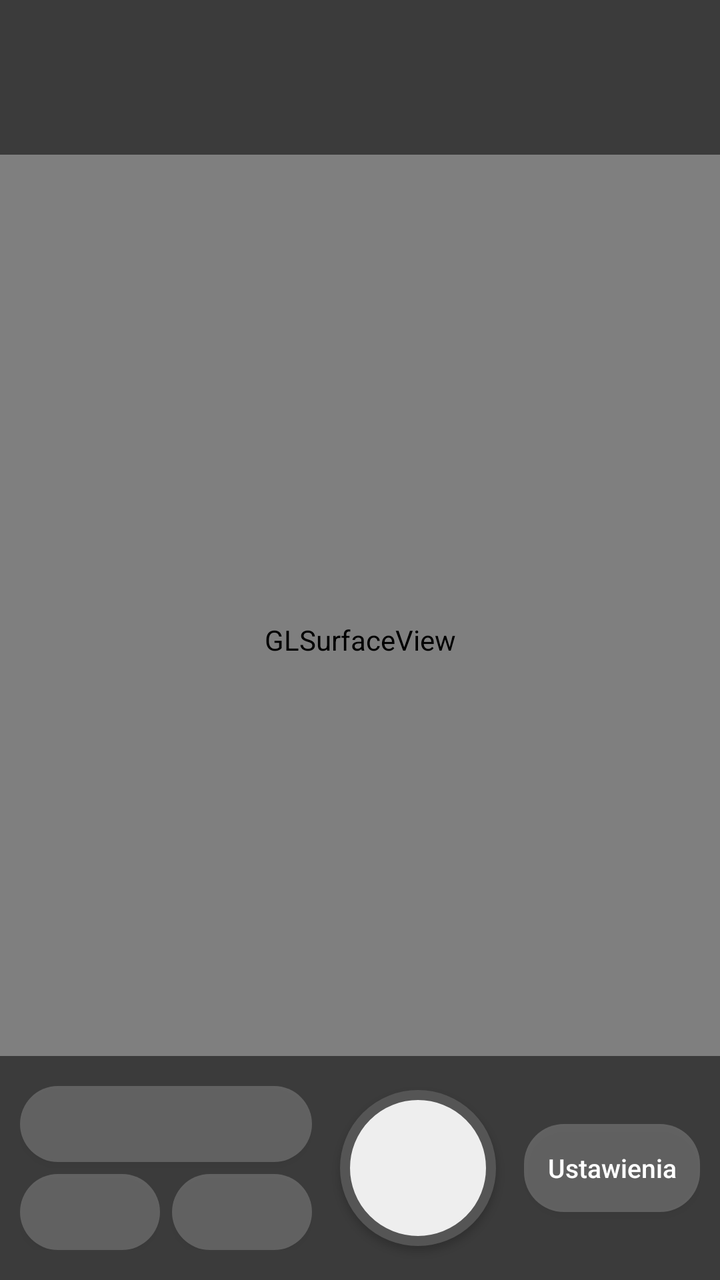
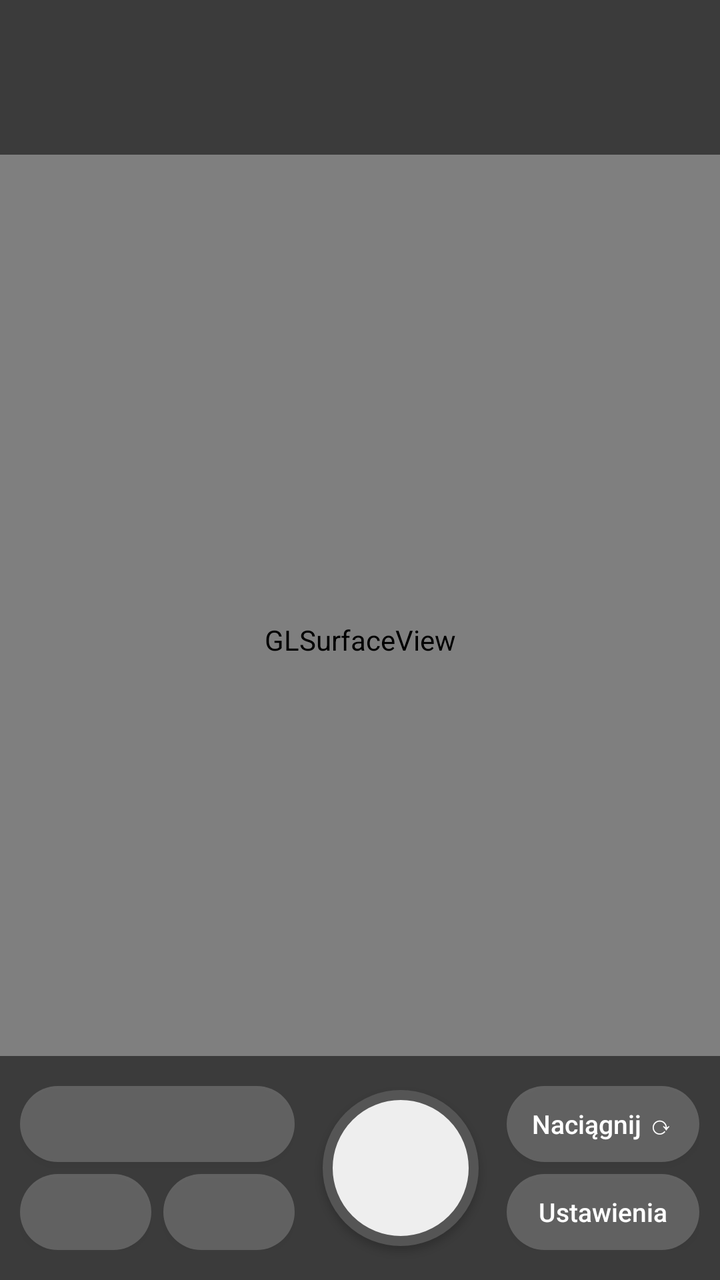

The first picture is an Android layout as it rendered before a commit; the second is the same layout after the commit. The layout source and the unified diff follow.
<!-- AndroidManifest.xml: application theme Theme.Noir -->
<!-- res/layout/activity_main.xml -->
<?xml version="1.0" encoding="utf-8"?>
<FrameLayout xmlns:android="http://schemas.android.com/apk/res/android"
    android:layout_width="match_parent"
    android:layout_height="match_parent"
    android:background="#000000">

    <android.opengl.GLSurfaceView
        android:id="@+id/glView"
        android:layout_width="match_parent"
        android:layout_height="match_parent" />

    <View
        android:id="@+id/flash"
        android:layout_width="match_parent"
        android:layout_height="match_parent"
        android:alpha="0"
        android:background="#FFFFFF" />

    <LinearLayout
        android:id="@+id/topBar"
        android:layout_width="match_parent"
        android:layout_height="wrap_content"
        android:layout_gravity="top"
        android:background="#88000000"
        android:orientation="vertical"
        android:paddingLeft="16dp"
        android:paddingTop="12dp"
        android:paddingRight="16dp"
        android:paddingBottom="10dp">

        <TextView
            android:id="@+id/stockName"
            android:layout_width="match_parent"
            android:layout_height="wrap_content"
            android:paddingTop="6dp"
            android:paddingBottom="6dp"
            android:textColor="#FFFFFF"
            android:textSize="19sp"
            android:textStyle="bold" />

        <TextView
            android:id="@+id/meter"
            android:layout_width="match_parent"
            android:layout_height="wrap_content"
            android:textColor="#CCCCCC"
            android:textSize="13sp" />
    </LinearLayout>

    <ScrollView
        android:id="@+id/panelScroll"
        android:layout_width="match_parent"
        android:layout_height="wrap_content"
        android:layout_gravity="bottom"
        android:layout_marginTop="90dp"
        android:layout_marginBottom="112dp"
        android:background="#CC000000"
        android:visibility="gone">

        <LinearLayout
            android:id="@+id/panel"
            android:layout_width="match_parent"
            android:layout_height="wrap_content"
            android:orientation="vertical"
            android:padding="16dp" />
    </ScrollView>

    <LinearLayout
        android:id="@+id/bottomBar"
        android:layout_width="match_parent"
        android:layout_height="112dp"
        android:layout_gravity="bottom"
        android:background="#88000000"
        android:gravity="center_vertical"
        android:orientation="horizontal"
        android:paddingLeft="10dp"
        android:paddingRight="10dp">

        <LinearLayout
            android:layout_width="0dp"
            android:layout_height="wrap_content"
            android:layout_weight="1"
            android:orientation="vertical">

            <Button
                android:id="@+id/btnMode"
                android:layout_width="match_parent"
                android:layout_height="38dp"
                android:layout_marginBottom="6dp"
                android:background="@drawable/pill"
                android:textAllCaps="false"
                android:textColor="#FFFFFF"
                android:textSize="13sp" />

            <LinearLayout
                android:layout_width="match_parent"
                android:layout_height="wrap_content"
                android:orientation="horizontal">

                <Button
                    android:id="@+id/btnIso"
                    android:layout_width="0dp"
                    android:layout_height="38dp"
                    android:layout_marginEnd="6dp"
                    android:layout_weight="1"
                    android:background="@drawable/pill"
                    android:textAllCaps="false"
                    android:textColor="#FFFFFF"
                    android:textSize="13sp" />

                <Button
                    android:id="@+id/btnShutterSpeed"
                    android:layout_width="0dp"
                    android:layout_height="38dp"
                    android:layout_weight="1"
                    android:background="@drawable/pill"
                    android:textAllCaps="false"
                    android:textColor="#FFFFFF"
                    android:textSize="13sp" />
            </LinearLayout>
        </LinearLayout>

        <Button
            android:id="@+id/btnTake"
            android:layout_width="78dp"
            android:layout_height="78dp"
            android:layout_marginStart="14dp"
            android:layout_marginEnd="14dp"
            android:background="@drawable/shutter" />

        <Button
            android:id="@+id/btnSettings"
            android:layout_width="0dp"
            android:layout_height="44dp"
            android:layout_weight="0.6"
            android:background="@drawable/pill"
            android:text="Ustawienia"
            android:textAllCaps="false"
            android:textColor="#FFFFFF"
            android:textSize="13sp" />
    </LinearLayout>
</FrameLayout>
<!-- resources referenced by this layout -->
<resources>
  <!-- drawable pill (drawable) -->
  <?xml version="1.0" encoding="utf-8"?>
  <shape xmlns:android="http://schemas.android.com/apk/res/android" android:shape="rectangle">
      <solid android:color="#33FFFFFF" />
      <corners android:radius="20dp" />
  </shape>
  <!-- drawable shutter (drawable) -->
  <?xml version="1.0" encoding="utf-8"?>
  <shape xmlns:android="http://schemas.android.com/apk/res/android" android:shape="oval">
      <solid android:color="#FFEEEEEE" />
      <stroke android:width="5dp" android:color="#FF555555" />
  </shape>
  <style name="Theme.Noir" parent="Theme.AppCompat.NoActionBar">
          <item name="android:windowBackground">@android:color/black</item>
          <item name="android:statusBarColor">@android:color/black</item>
          <item name="android:navigationBarColor">@android:color/black</item>
          <item name="colorAccent">#FFFFFFFF</item>
      </style>
</resources>

<!-- the commit's change to res/layout/activity_main.xml (unified diff, before → after) -->
@@ -127,15 +127,32 @@
             android:layout_marginEnd="14dp"
             android:background="@drawable/shutter" />
 
-        <Button
-            android:id="@+id/btnSettings"
+        <LinearLayout
             android:layout_width="0dp"
-            android:layout_height="44dp"
-            android:layout_weight="0.6"
-            android:background="@drawable/pill"
-            android:text="Ustawienia"
-            android:textAllCaps="false"
-            android:textColor="#FFFFFF"
-            android:textSize="13sp" />
+            android:layout_height="wrap_content"
+            android:layout_weight="0.7"
+            android:orientation="vertical">
+
+            <Button
+                android:id="@+id/btnAdvance"
+                android:layout_width="match_parent"
+                android:layout_height="38dp"
+                android:layout_marginBottom="6dp"
+                android:background="@drawable/pill"
+                android:text="Naciągnij ⟳"
+                android:textAllCaps="false"
+                android:textColor="#FFFFFF"
+                android:textSize="13sp" />
+
+            <Button
+                android:id="@+id/btnSettings"
+                android:layout_width="match_parent"
+                android:layout_height="38dp"
+                android:background="@drawable/pill"
+                android:text="Ustawienia"
+                android:textAllCaps="false"
+                android:textColor="#FFFFFF"
+                android:textSize="13sp" />
+        </LinearLayout>
     </LinearLayout>
 </FrameLayout>
